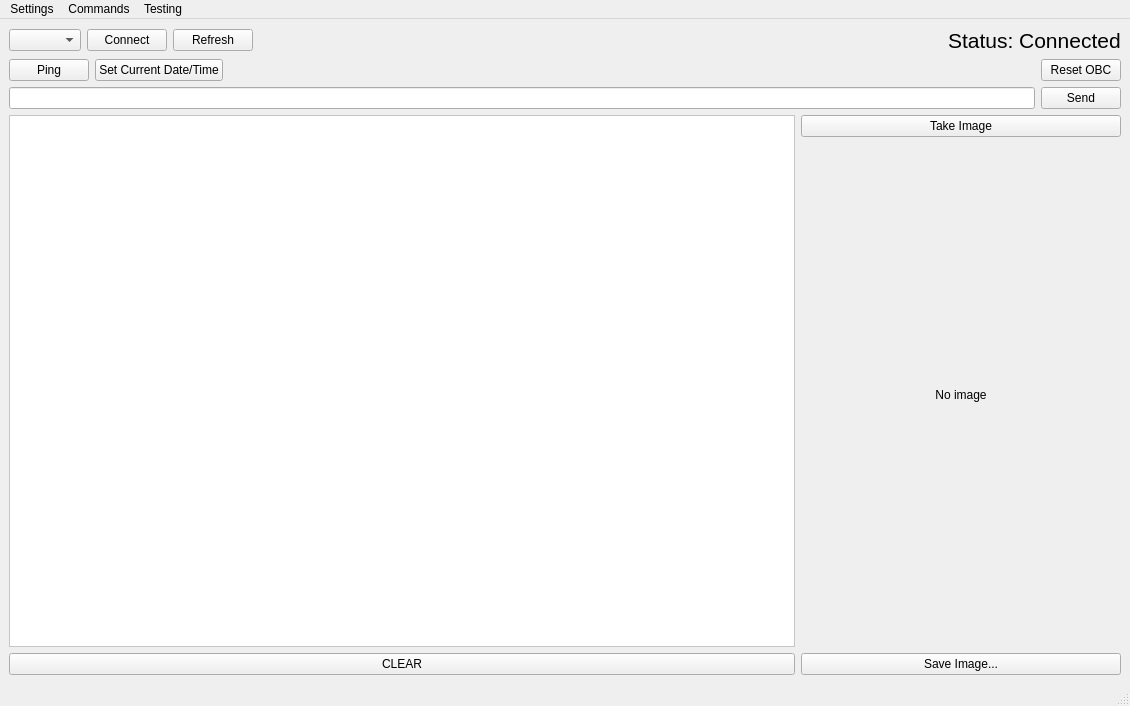
The window that san-antonio/src/san_antonio.ui (jumiknows/AleasatV2) describes before a commit, drawn with Qt 5.
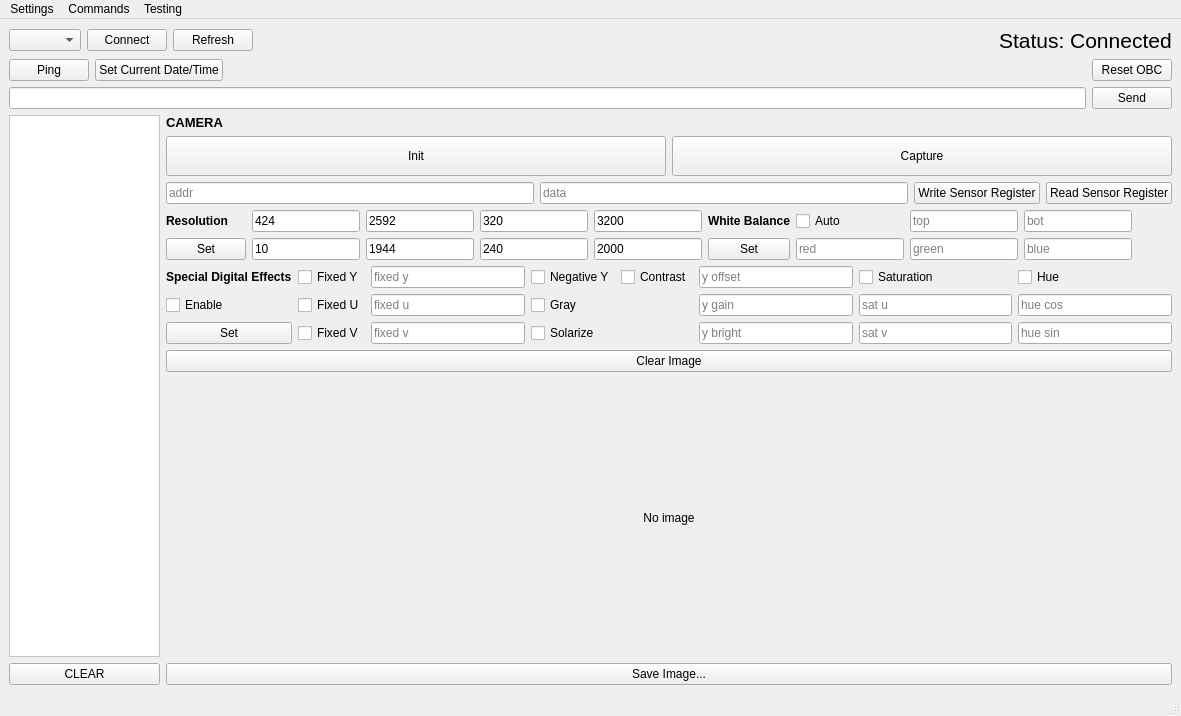
The same window after the commit.

Commit message:
ALEA-876 Advanced camera control https://gitlab.com/alea-2020/command-data-handling/obc2-firmware/-/merge_requests/145
# Overview
**Firmware**
- Added commands to read/write a single camera sensor register
- Added command to write multiple camera sensor registers at once

**San Antonio**
- Added panel for advanced image control:
  - Resolution
  - White balance
  - Special Digital Effects (SDE)
- Added Clear Image button
- Implemented auto-scaling of image display

# Testing
Tested manually with San Antonio and ArduCAM attached

```diff
--- a/san-antonio/src/san_antonio.ui
+++ b/san-antonio/src/san_antonio.ui
@@ -9,8 +9,8 @@
    <rect>
     <x>0</x>
     <y>0</y>
-    <width>1130</width>
-    <height>706</height>
+    <width>1181</width>
+    <height>716</height>
    </rect>
   </property>
   <property name="windowTitle">
@@ -120,14 +120,20 @@
      </layout>
     </item>
     <item>
-     <layout class="QHBoxLayout" name="horizontalLayout_2">
+     <layout class="QHBoxLayout" name="main_panel" stretch="1,0">
       <item>
-       <layout class="QVBoxLayout" name="verticalLayout_3">
+       <layout class="QVBoxLayout" name="log_panel" stretch="0,0">
         <item>
          <widget class="QTextEdit" name="textEdit">
           <property name="enabled">
            <bool>true</bool>
           </property>
+          <property name="sizePolicy">
+           <sizepolicy hsizetype="Expanding" vsizetype="Expanding">
+            <horstretch>1</horstretch>
+            <verstretch>0</verstretch>
+           </sizepolicy>
+          </property>
           <property name="font">
            <font>
             <pointsize>10</pointsize>
@@ -153,14 +159,505 @@
          <number>0</number>
         </property>
         <item>
-         <widget class="QPushButton" name="take_image_button">
+         <widget class="QLabel" name="cam_label">
+          <property name="sizePolicy">
+           <sizepolicy hsizetype="Preferred" vsizetype="Minimum">
+            <horstretch>0</horstretch>
+            <verstretch>0</verstretch>
+           </sizepolicy>
+          </property>
+          <property name="font">
+           <font>
+            <pointsize>10</pointsize>
+            <weight>75</weight>
+            <bold>true</bold>
+           </font>
+          </property>
           <property name="text">
-           <string>Take Image</string>
+           <string>CAMERA</string>
+          </property>
+         </widget>
+        </item>
+        <item>
+         <layout class="QHBoxLayout" name="cam_button_panel">
+          <property name="topMargin">
+           <number>0</number>
+          </property>
+          <item>
+           <widget class="QPushButton" name="cam_init_button">
+            <property name="sizePolicy">
+             <sizepolicy hsizetype="Minimum" vsizetype="Fixed">
+              <horstretch>0</horstretch>
+              <verstretch>0</verstretch>
+             </sizepolicy>
+            </property>
+            <property name="minimumSize">
+             <size>
+              <width>0</width>
+              <height>40</height>
+             </size>
+            </property>
+            <property name="text">
+             <string>Init</string>
+            </property>
+           </widget>
+          </item>
+          <item>
+           <widget class="QPushButton" name="cam_capture_button">
+            <property name="minimumSize">
+             <size>
+              <width>0</width>
+              <height>40</height>
+             </size>
+            </property>
+            <property name="text">
+             <string>Capture</string>
+            </property>
+           </widget>
+          </item>
+         </layout>
+        </item>
+        <item>
+         <layout class="QHBoxLayout" name="cam_sreg_panel">
+          <property name="topMargin">
+           <number>0</number>
+          </property>
+          <item>
+           <widget class="QLineEdit" name="cam_sreg_addr_field">
+            <property name="placeholderText">
+             <string>addr</string>
+            </property>
+           </widget>
+          </item>
+          <item>
+           <widget class="QLineEdit" name="cam_sreg_data_field">
+            <property name="placeholderText">
+             <string>data</string>
+            </property>
+           </widget>
+          </item>
+          <item>
+           <widget class="QPushButton" name="cam_wr_sreg_button">
+            <property name="text">
+             <string>Write Sensor Register</string>
+            </property>
+           </widget>
+          </item>
+          <item>
+           <widget class="QPushButton" name="cam_rd_sreg_button">
+            <property name="text">
+             <string>Read Sensor Register</string>
+            </property>
+           </widget>
+          </item>
+         </layout>
+        </item>
+        <item>
+         <layout class="QHBoxLayout" name="cam_settings_1">
+          <property name="topMargin">
+           <number>0</number>
+          </property>
+          <property name="rightMargin">
+           <number>0</number>
+          </property>
+          <item>
+           <layout class="QGridLayout" name="cam_res_panel">
+            <property name="topMargin">
+             <number>0</number>
+            </property>
+            <item row="1" column="4">
+             <widget class="QLineEdit" name="cam_res_tot_height_field">
+              <property name="text">
+               <string>2000</string>
+              </property>
+              <property name="placeholderText">
+               <string>tot h</string>
+              </property>
+             </widget>
+            </item>
+            <item row="1" column="2">
+             <widget class="QLineEdit" name="cam_res_win_height_field">
+              <property name="text">
+               <string>1944</string>
+              </property>
+              <property name="placeholderText">
+               <string>win h</string>
+              </property>
+             </widget>
+            </item>
+            <item row="1" column="1">
+             <widget class="QLineEdit" name="cam_res_win_y_field">
+              <property name="sizePolicy">
+               <sizepolicy hsizetype="Expanding" vsizetype="Fixed">
+                <horstretch>0</horstretch>
+                <verstretch>0</verstretch>
+               </sizepolicy>
+              </property>
+              <property name="text">
+               <string>10</string>
+              </property>
+              <property name="placeholderText">
+               <string>win y</string>
+              </property>
+             </widget>
+            </item>
+            <item row="0" column="1">
+             <widget class="QLineEdit" name="cam_res_win_x_field">
+              <property name="sizePolicy">
+               <sizepolicy hsizetype="Ignored" vsizetype="Fixed">
+                <horstretch>0</horstretch>
+                <verstretch>0</verstretch>
+               </sizepolicy>
+              </property>
+              <property name="minimumSize">
+               <size>
+                <width>50</width>
+                <height>0</height>
+               </size>
+              </property>
+              <property name="text">
+               <string>424</string>
+              </property>
+              <property name="placeholderText">
+               <string>win x</string>
+              </property>
+             </widget>
+            </item>
+            <item row="0" column="4">
+             <widget class="QLineEdit" name="cam_res_tot_width_field">
+              <property name="text">
+               <string>3200</string>
+              </property>
+              <property name="placeholderText">
+               <string>tot w</string>
+              </property>
+             </widget>
+            </item>
+            <item row="0" column="2">
+             <widget class="QLineEdit" name="cam_res_win_width_field">
+              <property name="text">
+               <string>2592</string>
+              </property>
+              <property name="placeholderText">
+               <string>win w</string>
+              </property>
+             </widget>
+            </item>
+            <item row="0" column="3">
+             <widget class="QLineEdit" name="cam_res_out_width_field">
+              <property name="text">
+               <string>320</string>
+              </property>
+              <property name="placeholderText">
+               <string>out w</string>
+              </property>
+             </widget>
+            </item>
+            <item row="1" column="3">
+             <widget class="QLineEdit" name="cam_res_out_height_field">
+              <property name="text">
+               <string>240</string>
+              </property>
+              <property name="placeholderText">
+               <string>out h</string>
+              </property>
+             </widget>
+            </item>
+            <item row="1" column="0">
+             <widget class="QPushButton" name="cam_res_button">
+              <property name="text">
+               <string>Set</string>
+              </property>
+             </widget>
+            </item>
+            <item row="0" column="0">
+             <widget class="QLabel" name="cam_res_label">
+              <property name="font">
+               <font>
+                <weight>75</weight>
+                <bold>true</bold>
+               </font>
+              </property>
+              <property name="text">
+               <string>Resolution</string>
+              </property>
+             </widget>
+            </item>
+           </layout>
+          </item>
+          <item>
+           <layout class="QGridLayout" name="cam_wb_panel">
+            <property name="leftMargin">
+             <number>0</number>
+            </property>
+            <item row="1" column="0">
+             <widget class="QPushButton" name="cam_wb_button">
+              <property name="text">
+               <string>Set</string>
+              </property>
+             </widget>
+            </item>
+            <item row="0" column="2">
+             <widget class="QLineEdit" name="cam_wb_top_lim_field">
+              <property name="placeholderText">
+               <string>top</string>
+              </property>
+             </widget>
+            </item>
+            <item row="0" column="1">
+             <widget class="QCheckBox" name="cam_wb_auto">
+              <property name="text">
+               <string>Auto</string>
+              </property>
+             </widget>
+            </item>
+            <item row="0" column="0">
+             <widget class="QLabel" name="cam_wb_label">
+              <property name="font">
+               <font>
+                <weight>75</weight>
+                <bold>true</bold>
+               </font>
+              </property>
+              <property name="text">
+               <string>White Balance</string>
+              </property>
+             </widget>
+            </item>
+            <item row="0" column="3">
+             <widget class="QLineEdit" name="cam_wb_bot_lim_field">
+              <property name="placeholderText">
+               <string>bot</string>
+              </property>
+             </widget>
+            </item>
+            <item row="1" column="1">
+             <widget class="QLineEdit" name="cam_wb_gain_r_field">
+              <property name="placeholderText">
+               <string>red</string>
+              </property>
+             </widget>
+            </item>
+            <item row="1" column="2">
+             <widget class="QLineEdit" name="cam_wb_gain_g_field">
+              <property name="placeholderText">
+               <string>green</string>
+              </property>
+             </widget>
+            </item>
+            <item row="1" column="3">
+             <widget class="QLineEdit" name="cam_wb_gain_b_field">
+              <property name="placeholderText">
+               <string>blue</string>
+              </property>
+             </widget>
+            </item>
+           </layout>
+          </item>
+          <item>
+           <spacer name="horizontalSpacer_4">
+            <property name="orientation">
+             <enum>Qt::Horizontal</enum>
+            </property>
+            <property name="sizeHint" stdset="0">
+             <size>
+              <width>40</width>
+              <height>20</height>
+             </size>
+            </property>
+           </spacer>
+          </item>
+         </layout>
+        </item>
+        <item>
+         <layout class="QHBoxLayout" name="cam_settings_2">
+          <property name="leftMargin">
+           <number>0</number>
+          </property>
+          <property name="topMargin">
+           <number>0</number>
+          </property>
+          <item>
+           <layout class="QGridLayout" name="cam_sde_panel">
+            <item row="0" column="0">
+             <widget class="QLabel" name="cam_sde_label">
+              <property name="font">
+               <font>
+                <weight>75</weight>
+                <bold>true</bold>
+               </font>
+              </property>
+              <property name="text">
+               <string>Special Digital Effects</string>
+              </property>
+             </widget>
+            </item>
+            <item row="2" column="1">
+             <widget class="QCheckBox" name="cam_sde_fixed_v">
+              <property name="text">
+               <string>Fixed V</string>
+              </property>
+             </widget>
+            </item>
+            <item row="2" column="3">
+             <widget class="QCheckBox" name="cam_sde_solarize">
+              <property name="text">
+               <string>Solarize</string>
+              </property>
+             </widget>
+            </item>
+            <item row="0" column="4">
+             <widget class="QCheckBox" name="cam_sde_contrast_en">
+              <property name="text">
+               <string>Contrast</string>
+              </property>
+             </widget>
+            </item>
+            <item row="2" column="0">
+             <widget class="QPushButton" name="cam_sde_button">
+              <property name="text">
+               <string>Set</string>
+              </property>
+             </widget>
+            </item>
+            <item row="1" column="2">
+             <widget class="QLineEdit" name="cam_sde_fixed_u_field">
+              <property name="placeholderText">
+               <string>fixed u</string>
+              </property>
+             </widget>
+            </item>
+            <item row="1" column="6">
+             <widget class="QLineEdit" name="cam_sde_sat_u_field">
+              <property name="placeholderText">
+               <string>sat u</string>
+              </property>
+             </widget>
+            </item>
+            <item row="2" column="5">
+             <widget class="QLineEdit" name="cam_sde_contrast_y_bright_field">
+              <property name="placeholderText">
+               <string>y bright</string>
+              </property>
+             </widget>
+            </item>
+            <item row="0" column="1">
+             <widget class="QCheckBox" name="cam_sde_fixed_y">
+              <property name="text">
+               <string>Fixed Y</string>
+              </property>
+             </widget>
+            </item>
+            <item row="1" column="5">
+             <widget class="QLineEdit" name="cam_sde_contrast_y_gain_field">
+              <property name="placeholderText">
+               <string>y gain</string>
+              </property>
+             </widget>
+            </item>
+            <item row="0" column="5">
+             <widget class="QLineEdit" name="cam_sde_contrast_y_offset_field">
+              <property name="placeholderText">
+               <string>y offset</string>
+              </property>
+             </widget>
+            </item>
+            <item row="0" column="6">
+             <widget class="QCheckBox" name="cam_sde_sat_en">
+              <property name="text">
+               <string>Saturation</string>
+              </property>
+             </widget>
+            </item>
+            <item row="2" column="2">
+             <widget class="QLineEdit" name="cam_sde_fixed_v_field">
+              <property name="placeholderText">
+               <string>fixed v</string>
+              </property>
+             </widget>
+            </item>
+            <item row="1" column="3">
+             <widget class="QCheckBox" name="cam_sde_gray">
+              <property name="text">
+               <string>Gray</string>
+              </property>
+             </widget>
+            </item>
+            <item row="1" column="0">
+             <widget class="QCheckBox" name="cam_sde_enable">
+              <property name="text">
+               <string>Enable</string>
+              </property>
+             </widget>
+            </item>
+            <item row="1" column="1">
+             <widget class="QCheckBox" name="cam_sde_fixed_u">
+              <property name="text">
+               <string>Fixed U</string>
+              </property>
+             </widget>
+            </item>
+            <item row="0" column="2">
+             <widget class="QLineEdit" name="cam_sde_fixed_y_field">
+              <property name="placeholderText">
+               <string>fixed y</string>
+              </property>
+             </widget>
+            </item>
+            <item row="2" column="6">
+             <widget class="QLineEdit" name="cam_sde_sat_v_field">
+              <property name="placeholderText">
+               <string>sat v</string>
+              </property>
+             </widget>
+            </item>
+            <item row="0" column="3">
+             <widget class="QCheckBox" name="cam_sde_neg_y">
+              <property name="text">
+               <string>Negative Y</string>
+              </property>
+             </widget>
+            </item>
+            <item row="0" column="7">
+             <widget class="QCheckBox" name="cam_sde_hue_en">
+              <property name="text">
+               <string>Hue</string>
+              </property>
+             </widget>
+            </item>
+            <item row="1" column="7">
+             <widget class="QLineEdit" name="cam_sde_hue_cos_field">
+              <property name="placeholderText">
+               <string>hue cos</string>
+              </property>
+             </widget>
+            </item>
+            <item row="2" column="7">
+             <widget class="QLineEdit" name="cam_sde_hue_sin_field">
+              <property name="placeholderText">
+               <string>hue sin</string>
+              </property>
+             </widget>
+            </item>
+           </layout>
+          </item>
+         </layout>
+        </item>
+        <item>
+         <widget class="QPushButton" name="clear_image_button">
+          <property name="text">
+           <string>Clear Image</string>
           </property>
          </widget>
         </item>
         <item>
          <widget class="QLabel" name="image_label">
+          <property name="sizePolicy">
+           <sizepolicy hsizetype="Minimum" vsizetype="Preferred">
+            <horstretch>0</horstretch>
+            <verstretch>1</verstretch>
+           </sizepolicy>
+          </property>
           <property name="minimumSize">
            <size>
             <width>320</width>
@@ -193,7 +690,7 @@
     <rect>
      <x>0</x>
      <y>0</y>
-     <width>1130</width>
+     <width>1181</width>
      <height>21</height>
     </rect>
    </property>
```
Left out of the diff: 34 changed lines with no effect on the pictures. The commit also changes 14 other files.
